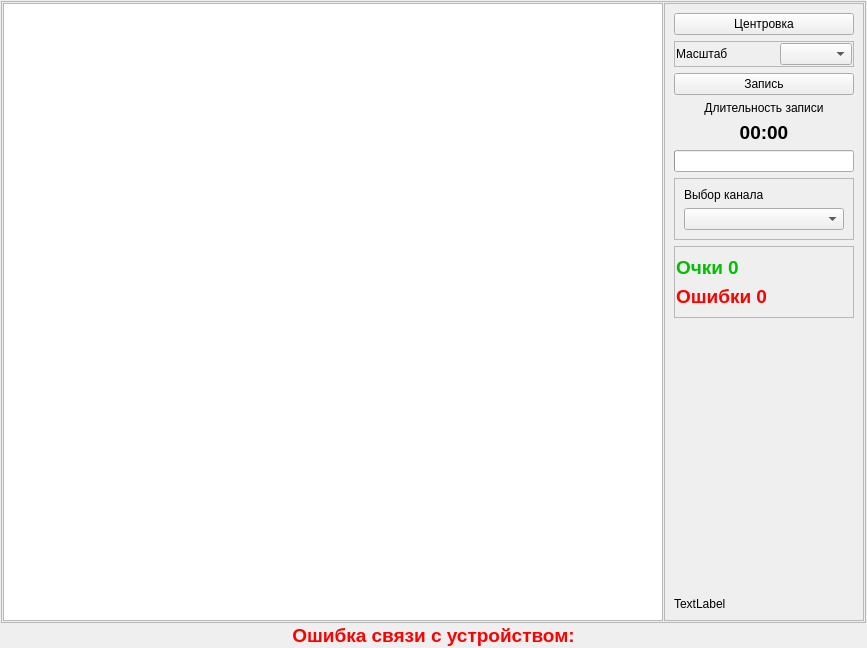
grigp/a-analyser, file metodics/trenagers/trentakeputexecute.ui: the form before one commit.
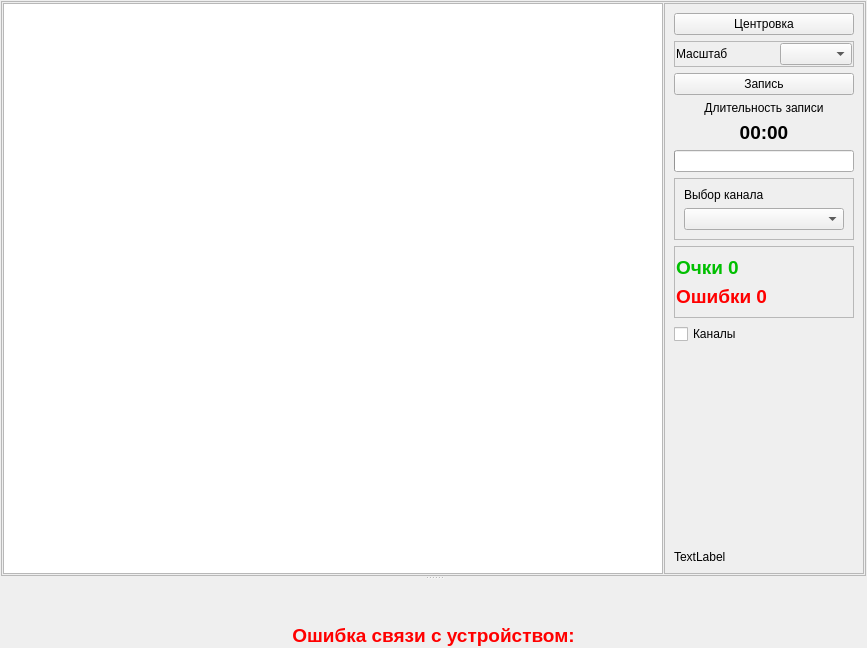
The form after the commit. Icons and pictures are not drawn. Custom widgets are drawn as their Qt base class.

Diff of the .ui file:
```diff
--- a/metodics/trenagers/trentakeputexecute.ui
+++ b/metodics/trenagers/trentakeputexecute.ui
@@ -15,7 +15,7 @@
   </property>
   <layout class="QVBoxLayout" name="verticalLayout_2">
    <property name="spacing">
-    <number>1</number>
+    <number>2</number>
    </property>
    <property name="leftMargin">
     <number>1</number>
@@ -30,6 +30,10 @@
     <number>1</number>
    </property>
    <item>
+    <widget class="QSplitter" name="splitter">
+     <property name="orientation">
+      <enum>Qt::Vertical</enum>
+     </property>
     <widget class="QFrame" name="frMain">
      <property name="frameShape">
       <enum>QFrame::StyledPanel</enum>
@@ -381,6 +385,13 @@
            </layout>
           </widget>
          </item>
+          <item>
+           <widget class="QCheckBox" name="cbAdvChannels">
+            <property name="text">
+             <string>Каналы</string>
+            </property>
+           </widget>
+          </item>
          <item>
           <spacer name="verticalSpacer">
            <property name="orientation">
@@ -406,6 +417,8 @@
       </item>
      </layout>
     </widget>
+     <widget class="AdvancedChannels" name="wgtAdvChannels" native="true"/>
+    </widget>
    </item>
    <item>
     <widget class="QLabel" name="lblCommunicationError">
@@ -523,6 +536,14 @@
    </item>
   </layout>
  </widget>
+ <customwidgets>
+  <customwidget>
+   <class>AdvancedChannels</class>
+   <extends>QWidget</extends>
+   <header location="global">advancedchannels.h</header>
+   <container>1</container>
+  </customwidget>
+ </customwidgets>
  <resources>
   <include location="../../kernel.qrc"/>
  </resources>
```
Left out of the diff: 17 changed lines with no effect on the pictures. Lines whose indentation alone changed are shown as unchanged.
